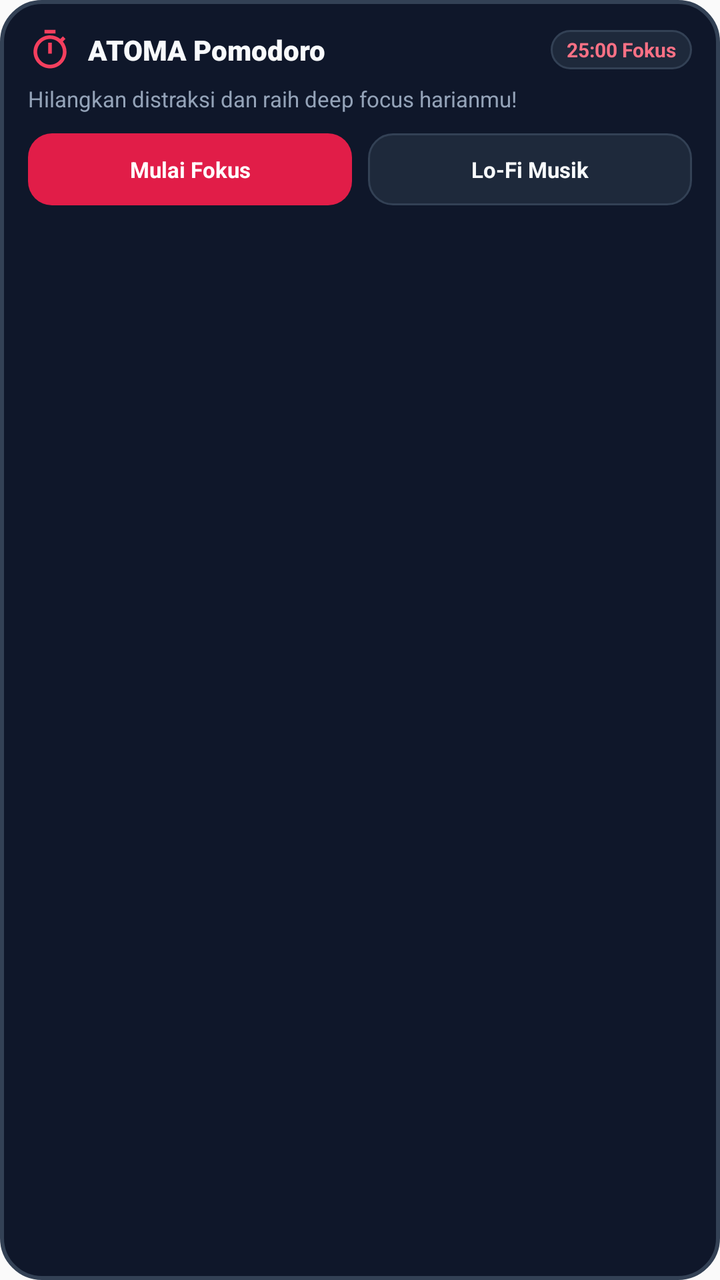
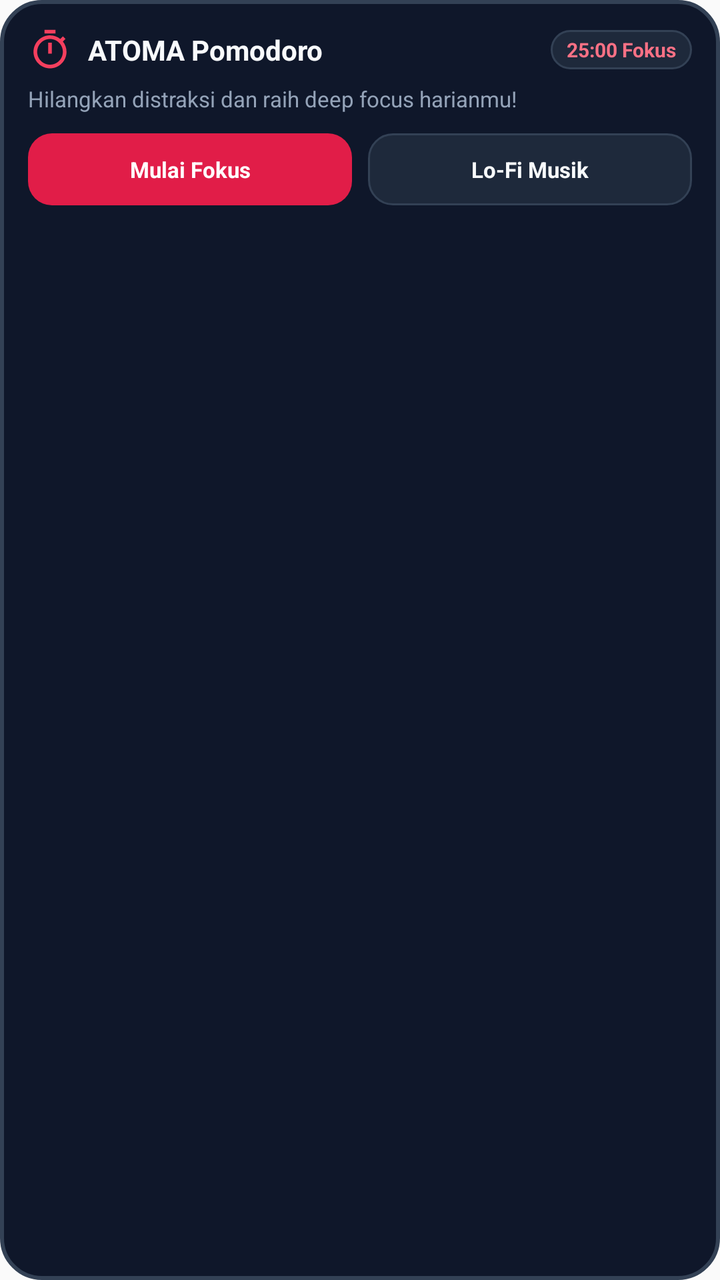

Two renders of the same Android screen: before a commit and after it. Below are the layout's source before the change and the commit's diff.
<!-- AndroidManifest.xml: application theme AppTheme -->
<!-- res/layout/widget_pomodoro.xml -->
<?xml version="1.0" encoding="utf-8"?>
<LinearLayout xmlns:android="http://schemas.android.com/apk/res/android"
    android:id="@+id/widget_pomodoro_root"
    android:layout_width="match_parent"
    android:layout_height="match_parent"
    android:background="@drawable/widget_bg_card"
    android:orientation="vertical"
    android:padding="14dp">

    
    <LinearLayout
        android:layout_width="match_parent"
        android:layout_height="wrap_content"
        android:gravity="center_vertical"
        android:orientation="horizontal">

        <ImageView
            android:layout_width="22dp"
            android:layout_height="22dp"
            android:contentDescription="@string/app_name"
            android:src="@drawable/ic_widget_timer" />

        <TextView
            android:layout_width="0dp"
            android:layout_height="wrap_content"
            android:layout_marginStart="8dp"
            android:layout_weight="1"
            android:fontFamily="sans-serif-black"
            android:text="ATOMA Pomodoro"
            android:textColor="@color/widget_text_primary"
            android:textSize="14sp"
            android:textStyle="bold" />

        <TextView
            android:layout_width="wrap_content"
            android:layout_height="wrap_content"
            android:background="@drawable/widget_btn_surface"
            android:paddingStart="8dp"
            android:paddingTop="3dp"
            android:paddingEnd="8dp"
            android:paddingBottom="3dp"
            android:text="@string/widget_pomodoro_status"
            android:textColor="#FB7185"
            android:textSize="10sp"
            android:textStyle="bold" />
    </LinearLayout>

    
    <TextView
        android:layout_width="match_parent"
        android:layout_height="wrap_content"
        android:layout_marginTop="6dp"
        android:ellipsize="end"
        android:maxLines="1"
        android:text="@string/widget_pomodoro_sub"
        android:textColor="@color/widget_text_secondary"
        android:textSize="11sp" />

    
    <LinearLayout
        android:layout_width="match_parent"
        android:layout_height="wrap_content"
        android:layout_marginTop="10dp"
        android:gravity="center_vertical"
        android:orientation="horizontal">

        
        <TextView
            android:id="@+id/btn_start_pomodoro"
            android:layout_width="0dp"
            android:layout_height="36dp"
            android:layout_weight="1"
            android:layout_marginEnd="8dp"
            android:background="@drawable/widget_btn_rose"
            android:gravity="center"
            android:text="@string/widget_btn_start_pomodoro"
            android:textColor="#FFFFFF"
            android:textSize="11sp"
            android:textStyle="bold" />

        
        <TextView
            android:id="@+id/btn_open_pomodoro"
            android:layout_width="0dp"
            android:layout_height="36dp"
            android:layout_weight="1"
            android:background="@drawable/widget_btn_surface"
            android:gravity="center"
            android:text="@string/widget_btn_open_music"
            android:textColor="@color/widget_text_primary"
            android:textSize="11sp"
            android:textStyle="bold" />
    </LinearLayout>
</LinearLayout>
<!-- resources referenced by this layout -->
<resources>
  <color name="widget_text_primary">#F8FAFC</color>
  <color name="widget_text_secondary">#94A3B8</color>
  <!-- drawable ic_widget_timer (drawable) -->
  <vector xmlns:android="http://schemas.android.com/apk/res/android"
      android:width="24dp"
      android:height="24dp"
      android:viewportWidth="24"
      android:viewportHeight="24">
      <path
          android:fillColor="#F43F5E"
          android:pathData="M15,1H9v2h6V1zm-4,13h2V8h-2v6zm8.03,-6.61l1.42,-1.42c-.43-.51-.9-.99-1.41,-1.41l-1.42,1.42C16.07,4.74 14.12,4 12,4c-4.97,0 -9,4.03 -9,9s4.02,9 9,9 9,-4.03 9,-9c0-2.12-.74-4.07-1.97-5.61zM12,20c-3.87,0 -7,-3.13 -7,-7s3.13,-7 7,-7 7,3.13 7,7 -3.13,7 -7,7z"/>
  </vector>
  <!-- drawable widget_bg_card (drawable) -->
  <?xml version="1.0" encoding="utf-8"?>
  <shape xmlns:android="http://schemas.android.com/apk/res/android"
      android:shape="rectangle">
      <solid android:color="@color/widget_dark_bg" />
      <stroke
          android:width="2dp"
          android:color="@color/widget_card_border" />
      <corners android:radius="20dp" />
  </shape>
  <!-- drawable widget_btn_rose (drawable) -->
  <?xml version="1.0" encoding="utf-8"?>
  <shape xmlns:android="http://schemas.android.com/apk/res/android"
      android:shape="rectangle">
      <solid android:color="@color/widget_rose" />
      <corners android:radius="12dp" />
  </shape>
  <!-- drawable widget_btn_surface (drawable) -->
  <?xml version="1.0" encoding="utf-8"?>
  <shape xmlns:android="http://schemas.android.com/apk/res/android"
      android:shape="rectangle">
      <solid android:color="@color/widget_card_surface" />
      <stroke
          android:width="1dp"
          android:color="@color/widget_card_border" />
      <corners android:radius="12dp" />
  </shape>
  <string name="app_name">ATOMA</string>
  <string name="widget_btn_open_music">Lo-Fi Musik</string>
  <string name="widget_btn_start_pomodoro">Mulai Fokus</string>
  <string name="widget_pomodoro_status">25:00 Fokus</string>
  <string name="widget_pomodoro_sub">Hilangkan distraksi dan raih deep focus harianmu!</string>
  <style name="AppTheme" parent="Theme.AppCompat.Light.DarkActionBar">
          
          <item name="colorPrimary">@color/colorPrimary</item>
          <item name="colorPrimaryDark">@color/colorPrimaryDark</item>
          <item name="colorAccent">@color/colorAccent</item>
      </style>
  <color name="widget_dark_bg">#0F172A</color>
  <color name="widget_card_border">#334155</color>
  <color name="widget_rose">#E11D48</color>
  <color name="widget_card_surface">#1E293B</color>
  <color name="colorPrimary">#4F46E5</color>
  <color name="colorPrimaryDark">#3730A3</color>
  <color name="colorAccent">#06B6D4</color>
</resources>

<!-- the commit's change to res/layout/widget_pomodoro.xml (unified diff, before → after) -->
@@ -25,7 +25,6 @@
             android:layout_height="wrap_content"
             android:layout_marginStart="8dp"
             android:layout_weight="1"
-            android:fontFamily="sans-serif-black"
             android:text="ATOMA Pomodoro"
             android:textColor="@color/widget_text_primary"
             android:textSize="14sp"
